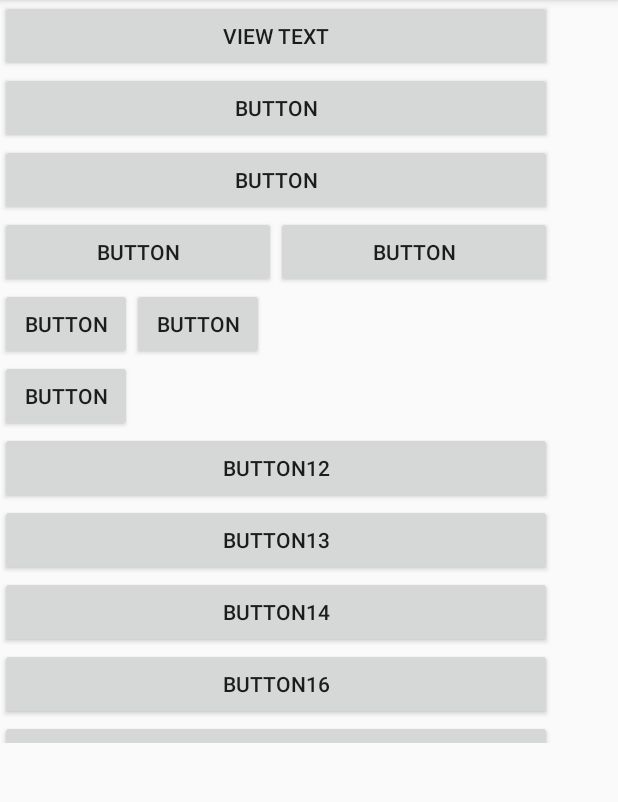
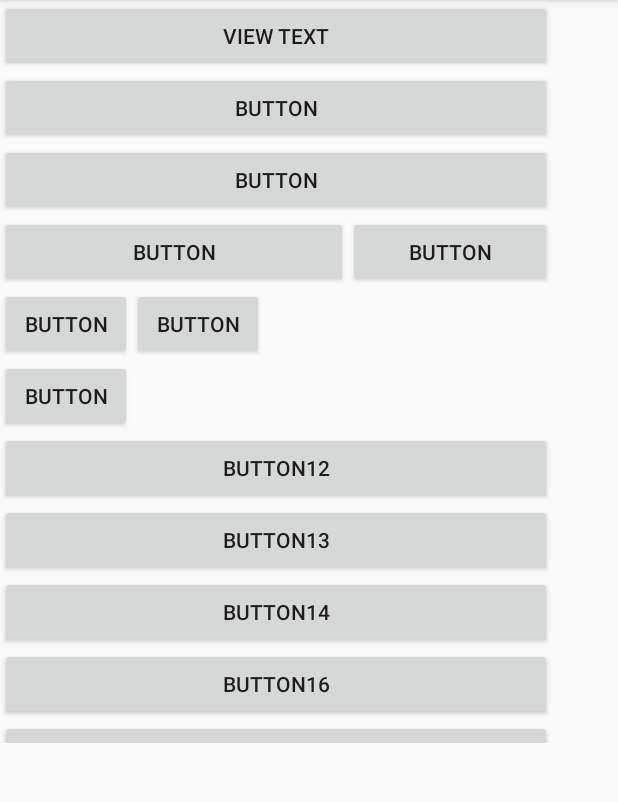
Before and after one commit to 2018Android/Android-Ch5_4_3, an Android app: the screen it shows after launch (MainActivity), on a phone screen of 412 x 824 dp, the part 84-886 px from its top. Run offline under Robolectric (Android 15) with nearby library versions, the phone set to English and light mode, and no system bars.

Commit message:
layout_weight：更改文字按鈕的權重

```diff
--- a/app/src/main/res/layout/activity_main.xml
+++ b/app/src/main/res/layout/activity_main.xml
@@ -41,14 +41,14 @@
                 android:id="@+id/button5"
                 android:layout_width="wrap_content"
                 android:layout_height="wrap_content"
-                android:layout_weight="1"
+                android:layout_weight=".75"
                 android:text="Button" />
 
             <Button
                 android:id="@+id/button4"
                 android:layout_width="wrap_content"
                 android:layout_height="wrap_content"
-                android:layout_weight="1"
+                android:layout_weight=".25"
                 android:text="Button" />
 
         </LinearLayout>
```
